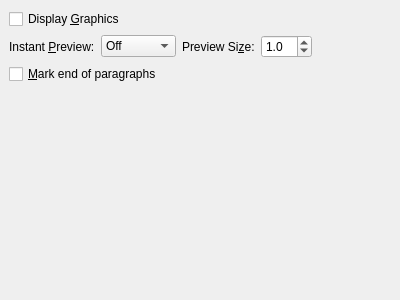
First picture: the form in src/frontends/qt4/ui/PrefDisplayUi.ui, repository cburschka/lyx, before the edit.
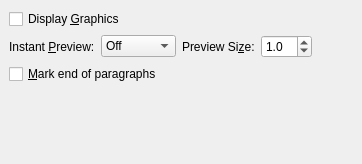
Second picture: the form after the edit.

```diff
--- a/src/frontends/qt4/ui/PrefDisplayUi.ui
+++ b/src/frontends/qt4/ui/PrefDisplayUi.ui
@@ -1,15 +1,21 @@
 <ui version="4.0" >
  <class>PrefDisplayUi</class>
- <widget class="QWidget" name="PrefDisplayUi" >
-  <property name="geometry" >
+ <widget class="QWidget" name="PrefDisplayUi">
+  <property name="geometry">
    <rect>
     <x>0</x>
     <y>0</y>
-    <width>400</width>
-    <height>300</height>
+    <width>362</width>
+    <height>164</height>
    </rect>
   </property>
-  <property name="windowTitle" >
+  <property name="sizePolicy">
+   <sizepolicy hsizetype="Expanding" vsizetype="Expanding">
+    <horstretch>0</horstretch>
+    <verstretch>0</verstretch>
+   </sizepolicy>
+  </property>
+  <property name="windowTitle">
    <string/>
   </property>
   <layout class="QGridLayout" >
```
Left out of the diff: 90 changed lines with no effect on the pictures.
